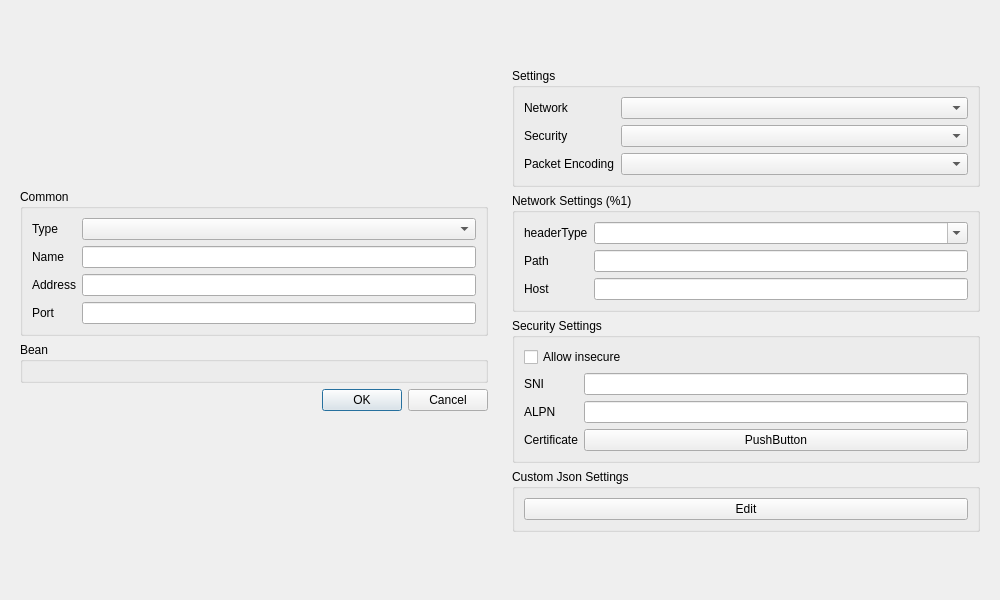
Above: ui/edit/dialog_edit_profile.ui from MatsuriDayo/nekoray before the change. Below: the same form after it.
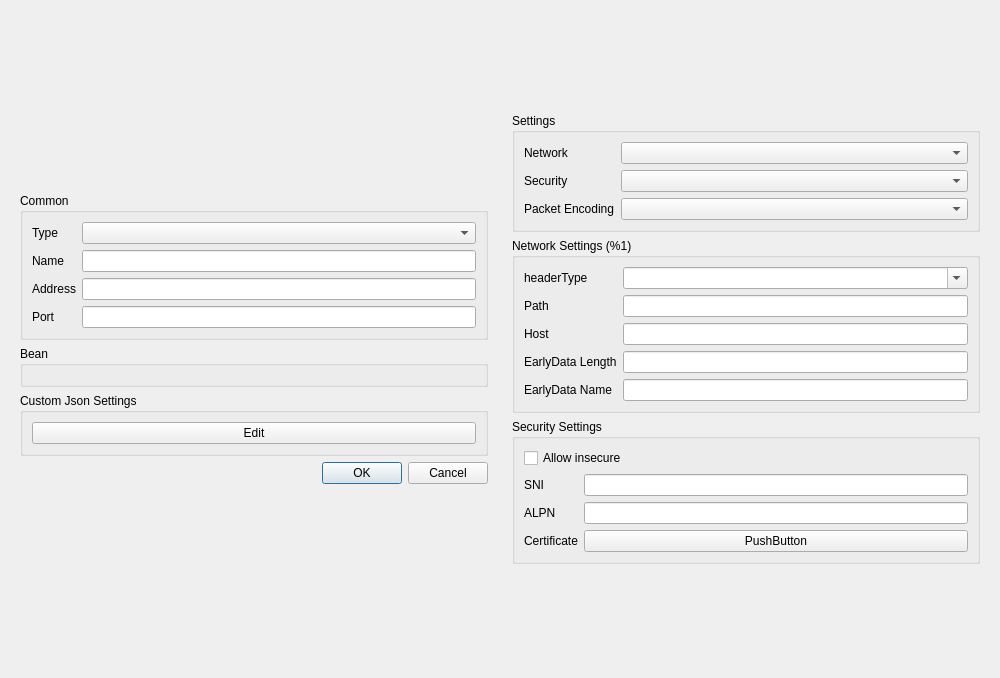
That is the form after the change. Custom widgets are drawn as their Qt base class.

What changed in the file:
```diff
--- a/ui/edit/dialog_edit_profile.ui
+++ b/ui/edit/dialog_edit_profile.ui
@@ -7,7 +7,7 @@
     <x>0</x>
     <y>0</y>
     <width>1000</width>
-    <height>600</height>
+    <height>678</height>
    </rect>
   </property>
   <property name="sizePolicy">
@@ -115,6 +115,28 @@
         </layout>
        </widget>
       </item>
+      <item>
+       <widget class="QGroupBox" name="custom_box">
+        <property name="sizePolicy">
+         <sizepolicy hsizetype="Preferred" vsizetype="Maximum">
+          <horstretch>0</horstretch>
+          <verstretch>0</verstretch>
+         </sizepolicy>
+        </property>
+        <property name="title">
+         <string>Custom Json Settings</string>
+        </property>
+        <layout class="QVBoxLayout" name="verticalLayout_5">
+         <item>
+          <widget class="QPushButton" name="custom_edit">
+           <property name="text">
+            <string>Edit</string>
+           </property>
+          </widget>
+         </item>
+        </layout>
+       </widget>
+      </item>
       <item>
        <widget class="QDialogButtonBox" name="buttonBox">
         <property name="sizePolicy">
@@ -137,7 +159,7 @@
    <item>
     <widget class="QWidget" name="right_all_w" native="true">
      <property name="sizePolicy">
-      <sizepolicy hsizetype="Minimum" vsizetype="Maximum">
+      <sizepolicy hsizetype="Preferred" vsizetype="Maximum">
        <horstretch>0</horstretch>
        <verstretch>0</verstretch>
       </sizepolicy>
@@ -147,15 +169,6 @@
        <width>400</width>
        <height>0</height>
       </size>
-     </property>
-     <layout class="QVBoxLayout" name="right_all">
-      <item>
-       <widget class="QWidget" name="stream_box_2" native="true">
-        <property name="sizePolicy">
-         <sizepolicy hsizetype="Preferred" vsizetype="Maximum">
-          <horstretch>0</horstretch>
-          <verstretch>0</verstretch>
-         </sizepolicy>
         </property>
         <property name="toolTip">
          <string/>
@@ -164,18 +177,6 @@
          <property name="sizeConstraint">
           <enum>QLayout::SetDefaultConstraint</enum>
          </property>
-         <property name="leftMargin">
-          <number>0</number>
-         </property>
-         <property name="topMargin">
-          <number>0</number>
-         </property>
-         <property name="rightMargin">
-          <number>0</number>
-         </property>
-         <property name="bottomMargin">
-          <number>0</number>
-         </property>
          <item>
           <widget class="QGroupBox" name="stream_box">
            <property name="sizePolicy">
@@ -371,6 +372,36 @@
               <property name="editable">
                <bool>true</bool>
               </property>
+           <item>
+            <property name="text">
+             <string notr="true"/>
+            </property>
+           </item>
+           <item>
+            <property name="text">
+             <string notr="true">http</string>
+            </property>
+           </item>
+          </widget>
+         </item>
+         <item row="3" column="1">
+          <widget class="MyLineEdit" name="ws_early_data_length"/>
+         </item>
+         <item row="3" column="0">
+          <widget class="QLabel" name="ws_early_data_length_l">
+           <property name="text">
+            <string notr="true">EarlyData Length</string>
+           </property>
+          </widget>
+         </item>
+         <item row="4" column="1">
+          <widget class="MyLineEdit" name="ws_early_data_name"/>
+         </item>
+         <item row="4" column="0">
+          <widget class="QLabel" name="ws_early_data_name_l">
+           <property name="text">
+            <string notr="true">EarlyData Name</string>
+           </property>
              </widget>
             </item>
            </layout>
@@ -451,31 +482,6 @@
         </layout>
        </widget>
       </item>
-      <item>
-       <widget class="QGroupBox" name="custom_box">
-        <property name="sizePolicy">
-         <sizepolicy hsizetype="Preferred" vsizetype="Maximum">
-          <horstretch>0</horstretch>
-          <verstretch>0</verstretch>
-         </sizepolicy>
-        </property>
-        <property name="title">
-         <string>Custom Json Settings</string>
-        </property>
-        <layout class="QVBoxLayout" name="verticalLayout_5">
-         <item>
-          <widget class="QPushButton" name="custom_edit">
-           <property name="text">
-            <string>Edit</string>
-           </property>
-          </widget>
-         </item>
-        </layout>
-       </widget>
-      </item>
-     </layout>
-    </widget>
-   </item>
   </layout>
  </widget>
  <customwidgets>
```
Left out of the diff: 19 changed lines with no effect on the pictures. Lines whose indentation alone changed are shown as unchanged.
